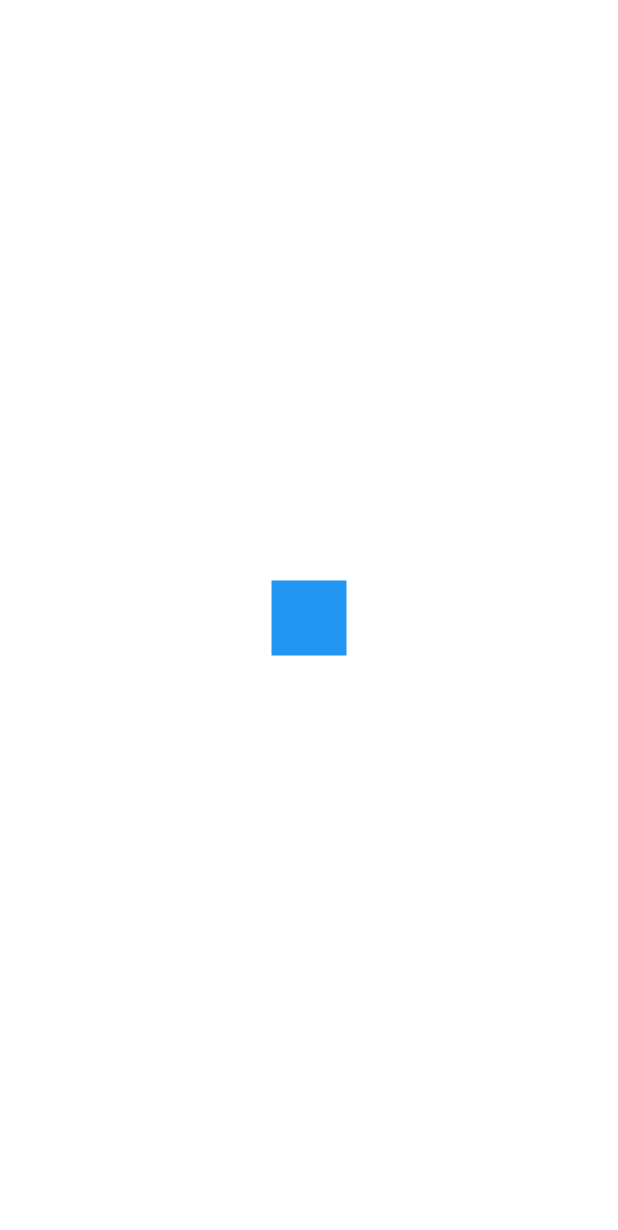
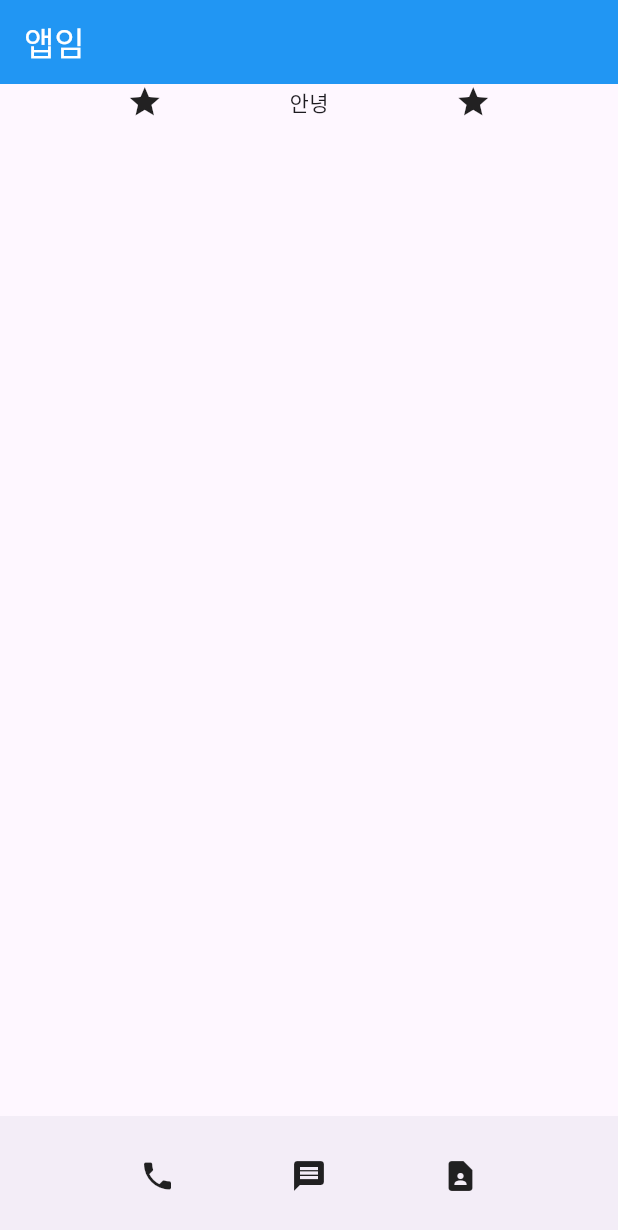
Before and after one commit to kyh012412/contact_flutter, a Flutter app: the screen it shows after launch, on a phone screen of 412 x 824 dp. Shown: the top 1230 px of the screen. Run offline on Flutter 3.47's test engine with Material 3 defaults, Android fonts, the phone set to English and light mode, and no system bars.

Commit message:
2 가로세로 배치

```diff
--- a/analysis_options.yaml
+++ b/analysis_options.yaml
@@ -25,6 +25,7 @@ linter:
     prefer_const_constructors_in_immutables : false
     prefer_const_constructors : false
     avoid_print : false
+    prefer_const_literals_to_create_immutables : false
     # avoid_print: false  # Uncomment to disable the `avoid_print` rule
     # prefer_single_quotes: true  # Uncomment to enable the `prefer_single_quotes` rule
 
--- a/lib/main.dart
+++ b/lib/main.dart
@@ -12,10 +12,27 @@ class MyApp extends StatelessWidget {
     return MaterialApp( //디자인 하는 법
       // Flutter에서 앱 디자인 넣는 법:
       // 위젯 짜깁기
-      home:Center(
-        child: Container( width: 50, height:50, color:Colors.blue)
+      home:Scaffold(
+        appBar: AppBar(
+          backgroundColor: Colors.blue,
+          title: Text('앱임',style: TextStyle(color: Colors.white)),
+        ),
+        body: Row(
+          mainAxisAlignment: MainAxisAlignment.spaceEvenly,
+          crossAxisAlignment: CrossAxisAlignment.center,
+          children: [
+            Icon(Icons.star),
+            Text('안녕'),
+            Icon(Icons.star),
+          ],
+        ),
+        bottomNavigationBar: BottomAppBar(
+          child: Row(
+            mainAxisAlignment: MainAxisAlignment.spaceEvenly,
+            children: [Icon(Icons.phone),Icon(Icons.message),Icon(Icons.contact_page)],
+            ),
+          ),
       )
-      //Container( width: 50, height:50, color:Colors.blue)
     );
   }
 }
@@ -27,4 +44,15 @@ Image.asset('assets/로부터의 경로') pubspec.yaml에 이미지 등록이
 Container( width: 50, height:50, color:Colors.blue) //네모박스 넣을 때
 50이라는 숫자는 단위가 LP임 50LP== 대략 1.2cm
 SizedBox() //네모박스 넣을 때
+
+Center()
+Scaffold() //상중하로 나눠주는 Scaffold()
+
+Row() // 여러가지를 좌우로 나란히 둘때
+Row(
+  mainAxisAlignment: MainAxisAlignment.center,//가로축을 정렬하는 코드
+  mainAxisAlignment: MainAxisAlignment.spaceEvenly,
+  crossAxisAlignment: //세로축을 정렬하는 코드
+  children: []
+Column() //여러가지를 세로로 나란히 둘때
  */
```
